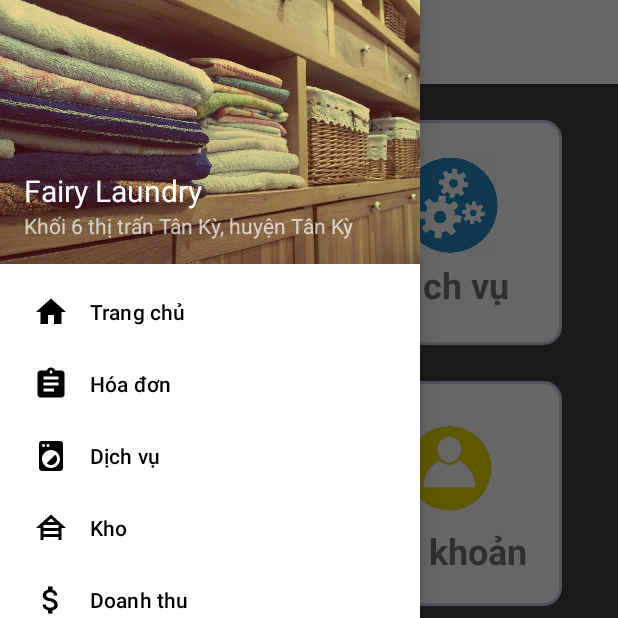
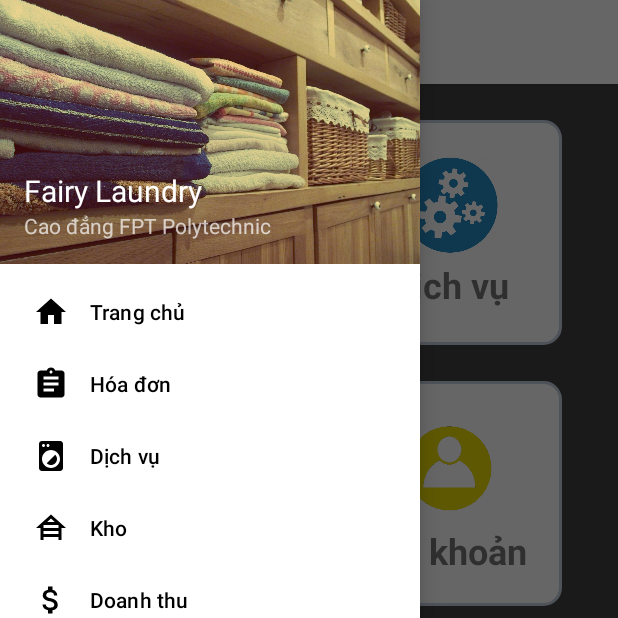
Before and after one commit to tuvvph09410/QuanLyGiatLa_Nhom1_MOB104, an Android app: the MainActivity screen opened directly, with no data from a screen before it, with the side drawer open, on a phone screen of 412 x 824 dp, the top half of it. Run offline under Robolectric (Android 15) with nearby library versions, the phone set to English and light mode, and no system bars; libraries missing offline, so code that uses them is left out: com.github.mikephil.charting; plain views replace BarChart; 1 statement that could not run was skipped.

Commit message:
fix giao dien-phudqph09495

```diff
--- a/app/src/main/res/layout/nav_header_main.xml
+++ b/app/src/main/res/layout/nav_header_main.xml
@@ -25,5 +25,5 @@
         android:layout_width="wrap_content"
         android:layout_height="wrap_content"
         android:textSize="14dp"
-        android:text="Khối 6 thị trấn Tân Kỳ, huyện Tân Kỳ" />
+        android:text="Cao đẳng FPT Polytechnic" />
 </LinearLayout>
```
